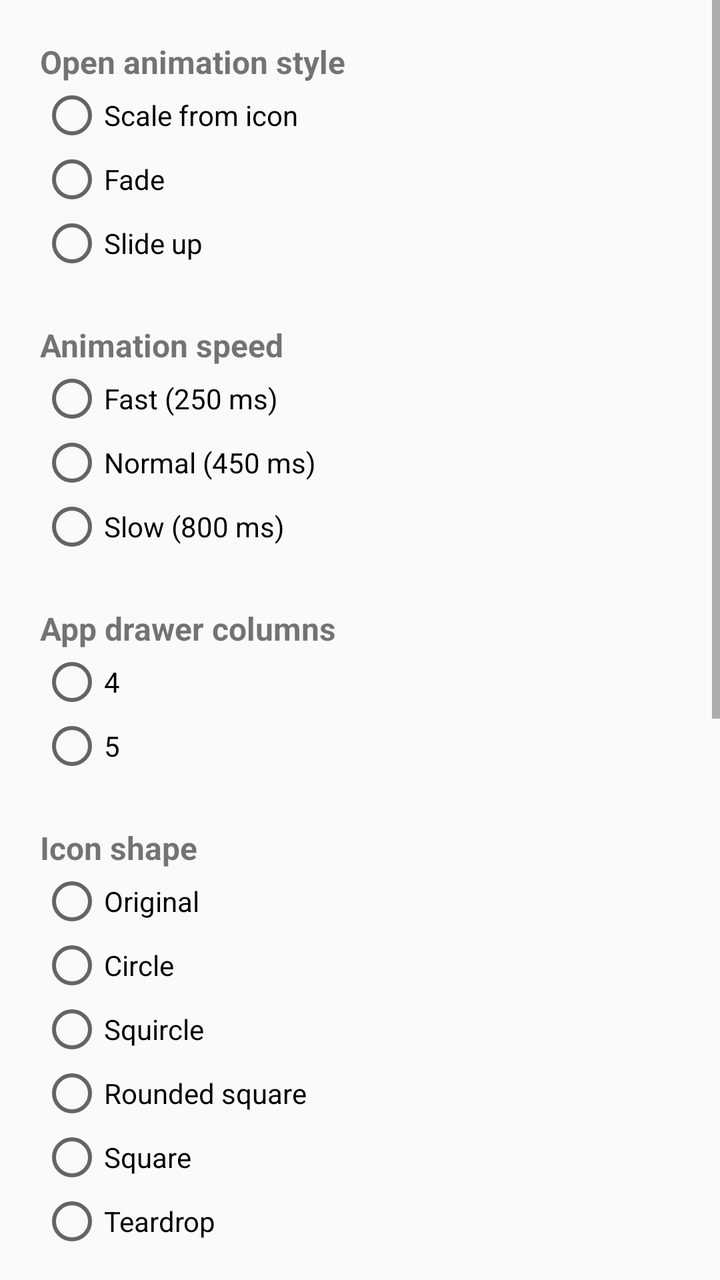
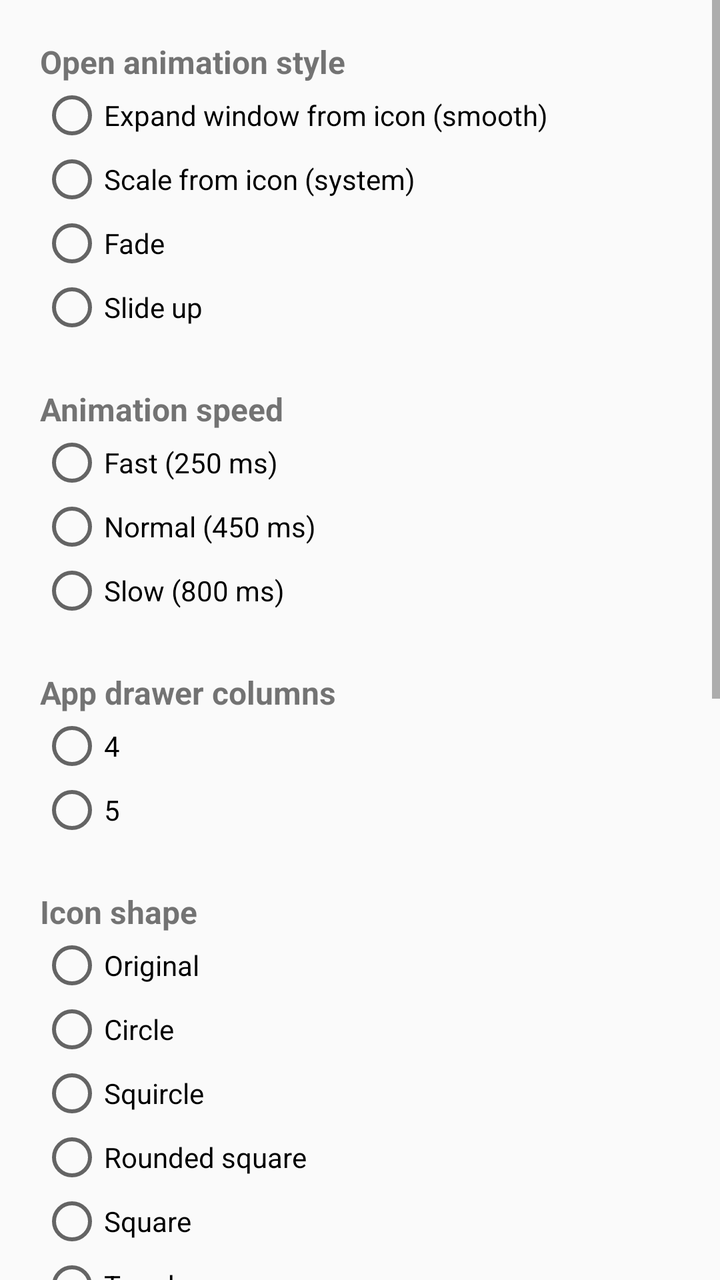

An Android layout rendered at two revisions. The XML below is the earlier revision; the diff shows what the commit changed to produce the second picture.
<!-- AndroidManifest.xml: activity theme Theme.Launcher.Settings -->
<!-- res/layout/activity_settings.xml -->
<?xml version="1.0" encoding="utf-8"?>
<ScrollView xmlns:android="http://schemas.android.com/apk/res/android"
    android:layout_width="match_parent"
    android:layout_height="match_parent">

    <LinearLayout
        android:layout_width="match_parent"
        android:layout_height="wrap_content"
        android:orientation="vertical"
        android:padding="20dp">

        <TextView android:layout_width="wrap_content" android:layout_height="wrap_content"
            android:text="Open animation style" android:textSize="16sp" android:textStyle="bold" />
        <RadioGroup android:id="@+id/styleGroup" android:layout_width="match_parent" android:layout_height="wrap_content">
            <RadioButton android:id="@+id/styleScale" android:layout_width="wrap_content" android:layout_height="wrap_content" android:text="Scale from icon" />
            <RadioButton android:id="@+id/styleFade" android:layout_width="wrap_content" android:layout_height="wrap_content" android:text="Fade" />
            <RadioButton android:id="@+id/styleSlide" android:layout_width="wrap_content" android:layout_height="wrap_content" android:text="Slide up" />
        </RadioGroup>

        <TextView android:layout_width="wrap_content" android:layout_height="wrap_content"
            android:layout_marginTop="24dp" android:text="Animation speed" android:textSize="16sp" android:textStyle="bold" />
        <RadioGroup android:id="@+id/speedGroup" android:layout_width="match_parent" android:layout_height="wrap_content">
            <RadioButton android:id="@+id/speedFast" android:layout_width="wrap_content" android:layout_height="wrap_content" android:text="Fast (250 ms)" />
            <RadioButton android:id="@+id/speedNormal" android:layout_width="wrap_content" android:layout_height="wrap_content" android:text="Normal (450 ms)" />
            <RadioButton android:id="@+id/speedSlow" android:layout_width="wrap_content" android:layout_height="wrap_content" android:text="Slow (800 ms)" />
        </RadioGroup>

        <TextView android:layout_width="wrap_content" android:layout_height="wrap_content"
            android:layout_marginTop="24dp" android:text="App drawer columns" android:textSize="16sp" android:textStyle="bold" />
        <RadioGroup android:id="@+id/colsGroup" android:layout_width="match_parent" android:layout_height="wrap_content">
            <RadioButton android:id="@+id/cols4" android:layout_width="wrap_content" android:layout_height="wrap_content" android:text="4" />
            <RadioButton android:id="@+id/cols5" android:layout_width="wrap_content" android:layout_height="wrap_content" android:text="5" />
        </RadioGroup>

        <TextView android:layout_width="wrap_content" android:layout_height="wrap_content"
            android:layout_marginTop="24dp" android:text="Icon shape" android:textSize="16sp" android:textStyle="bold" />
        <RadioGroup android:id="@+id/shapeGroup" android:layout_width="match_parent" android:layout_height="wrap_content">
            <RadioButton android:id="@+id/shapeOriginal" android:layout_width="wrap_content" android:layout_height="wrap_content" android:text="Original" />
            <RadioButton android:id="@+id/shapeCircle" android:layout_width="wrap_content" android:layout_height="wrap_content" android:text="Circle" />
            <RadioButton android:id="@+id/shapeSquircle" android:layout_width="wrap_content" android:layout_height="wrap_content" android:text="Squircle" />
            <RadioButton android:id="@+id/shapeRounded" android:layout_width="wrap_content" android:layout_height="wrap_content" android:text="Rounded square" />
            <RadioButton android:id="@+id/shapeSquare" android:layout_width="wrap_content" android:layout_height="wrap_content" android:text="Square" />
            <RadioButton android:id="@+id/shapeTeardrop" android:layout_width="wrap_content" android:layout_height="wrap_content" android:text="Teardrop" />
        </RadioGroup>

        <TextView android:id="@+id/sizeLabel" android:layout_width="wrap_content" android:layout_height="wrap_content"
            android:layout_marginTop="24dp" android:text="Icon size: 100%" android:textSize="16sp" android:textStyle="bold" />
        <SeekBar android:id="@+id/sizeBar" android:layout_width="match_parent" android:layout_height="wrap_content"
            android:layout_marginTop="8dp" android:max="80" />

        <TextView android:id="@+id/labelSizeLabel" android:layout_width="wrap_content" android:layout_height="wrap_content"
            android:layout_marginTop="24dp" android:text="Label size: 100%" android:textSize="16sp" android:textStyle="bold" />
        <SeekBar android:id="@+id/labelSizeBar" android:layout_width="match_parent" android:layout_height="wrap_content"
            android:layout_marginTop="8dp" android:max="100" />

        <TextView android:layout_width="wrap_content" android:layout_height="wrap_content"
            android:layout_marginTop="24dp" android:text="Home screen grid (columns × rows)" android:textSize="16sp" android:textStyle="bold" />
        <RadioGroup android:id="@+id/homeGridGroup" android:layout_width="match_parent" android:layout_height="wrap_content">
            <RadioButton android:id="@+id/grid4x6" android:layout_width="wrap_content" android:layout_height="wrap_content" android:text="4 × 6" />
            <RadioButton android:id="@+id/grid4x7" android:layout_width="wrap_content" android:layout_height="wrap_content" android:text="4 × 7" />
            <RadioButton android:id="@+id/grid5x6" android:layout_width="wrap_content" android:layout_height="wrap_content" android:text="5 × 6" />
        </RadioGroup>

        <TextView android:layout_width="wrap_content" android:layout_height="wrap_content"
            android:layout_marginTop="24dp" android:text="Dock" android:textSize="16sp" android:textStyle="bold" />
        <androidx.appcompat.widget.SwitchCompat android:id="@+id/dockSwitch"
            android:layout_width="match_parent" android:layout_height="wrap_content"
            android:layout_marginTop="8dp" android:text="Show dock" />
        <Button android:id="@+id/resetDock" android:layout_width="wrap_content" android:layout_height="wrap_content"
            android:layout_marginTop="8dp" android:text="Reset dock apps" />

        <Button android:id="@+id/resetHome" android:layout_width="wrap_content" android:layout_height="wrap_content"
            android:layout_marginTop="24dp" android:text="Reset home screen layout" />
    </LinearLayout>
</ScrollView>
<!-- resources referenced by this layout -->
<resources>
  <style name="Theme.Launcher.Settings" parent="Theme.AppCompat.DayNight.DarkActionBar" />
</resources>

<!-- the commit's change to res/layout/activity_settings.xml (unified diff, before → after) -->
@@ -12,7 +12,8 @@
         <TextView android:layout_width="wrap_content" android:layout_height="wrap_content"
             android:text="Open animation style" android:textSize="16sp" android:textStyle="bold" />
         <RadioGroup android:id="@+id/styleGroup" android:layout_width="match_parent" android:layout_height="wrap_content">
-            <RadioButton android:id="@+id/styleScale" android:layout_width="wrap_content" android:layout_height="wrap_content" android:text="Scale from icon" />
+            <RadioButton android:id="@+id/styleWindow" android:layout_width="wrap_content" android:layout_height="wrap_content" android:text="Expand window from icon (smooth)" />
+            <RadioButton android:id="@+id/styleScale" android:layout_width="wrap_content" android:layout_height="wrap_content" android:text="Scale from icon (system)" />
             <RadioButton android:id="@+id/styleFade" android:layout_width="wrap_content" android:layout_height="wrap_content" android:text="Fade" />
             <RadioButton android:id="@+id/styleSlide" android:layout_width="wrap_content" android:layout_height="wrap_content" android:text="Slide up" />
         </RadioGroup>
